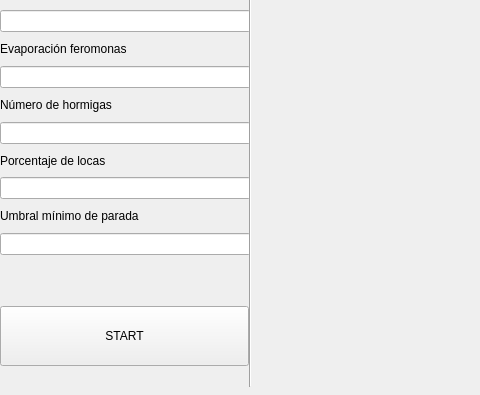
Old version of the form camerasWindow.ui in the repository CristinaMG/Bioinspirada; both pictures show x 0 to 480 and y 334 to 729 of the 1155 by 729 pixel window.
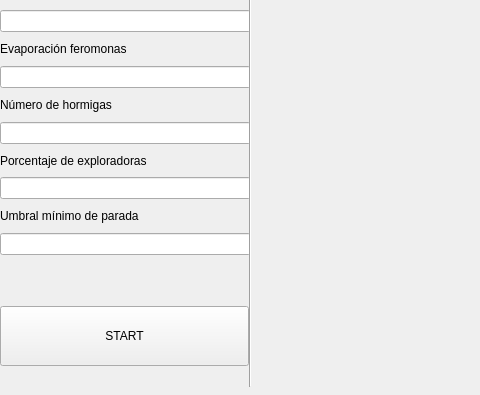
New version of the form.

```diff
--- a/camerasWindow.ui
+++ b/camerasWindow.ui
@@ -154,7 +154,7 @@
     <item>
      <widget class="QLabel" name="label_8">
       <property name="text">
-       <string>Porcentaje de locas</string>
+       <string>Porcentaje de exploradoras</string>
       </property>
      </widget>
     </item>
```
Left out of the diff: 1 changed line with no effect on the pictures.
